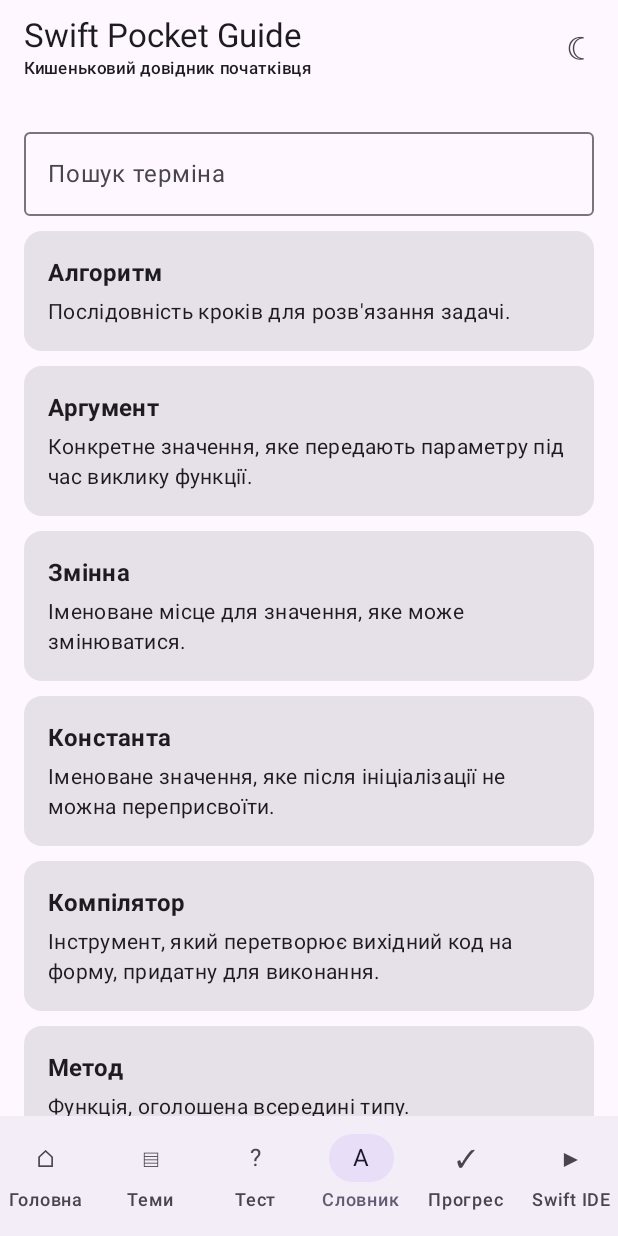
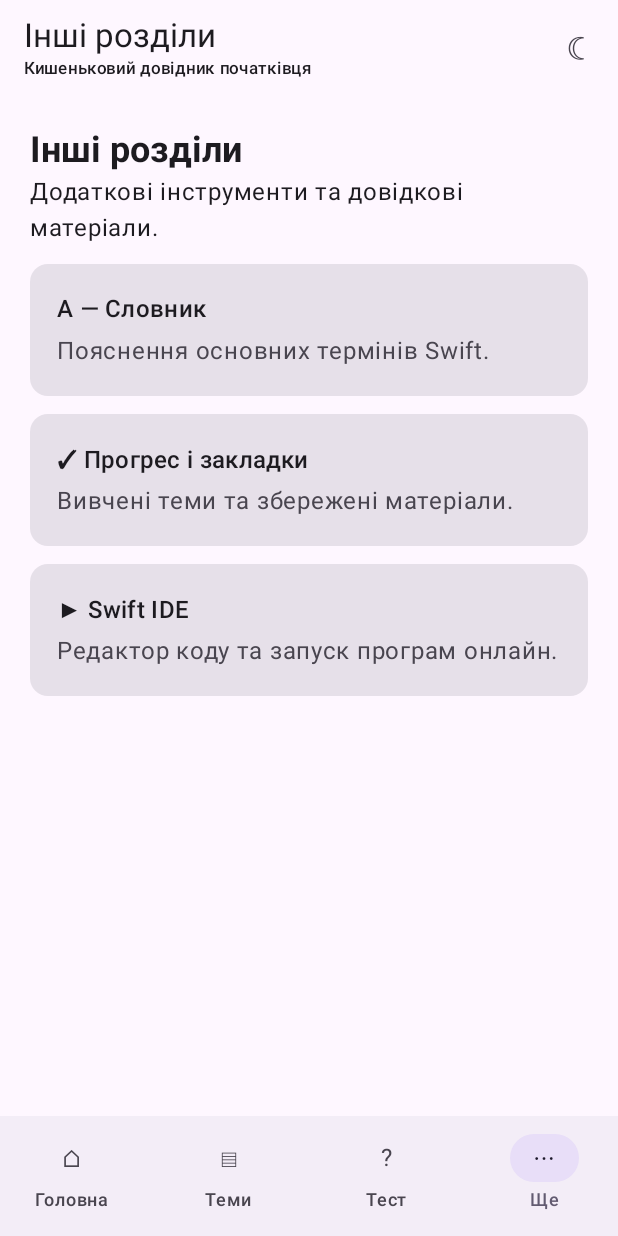
Before and after one commit to juv4uk/swift-learning, an Android app built with Jetpack Compose: the screen it shows after launch (MainActivity), item 4 of the bottom bar chosen, on a phone screen of 412 x 824 dp. Run offline under Robolectric (Android 15) with nearby library versions, the phone set to English and light mode, and no system bars.

Commit message:
fix(android): repair mobile navigation and Swift editor input

```diff
--- a/android-handbook/app/src/main/java/ua/juv4uk/swiftpocketguide/MainActivity.kt
+++ b/android-handbook/app/src/main/java/ua/juv4uk/swiftpocketguide/MainActivity.kt
@@ -22,7 +22,7 @@ import androidx.compose.ui.text.font.FontWeight
 import androidx.compose.ui.unit.dp
 
 private enum class GuideTab(val title: String, val symbol: String) {
-    HOME("Головна", "⌂"), TOPICS("Теми", "▤"), QUIZ("Тест", "?"),
+    HOME("Головна", "⌂"), TOPICS("Теми", "▤"), QUIZ("Тест", "?"), MORE("Ще", "⋯"),
     GLOSSARY("Словник", "А"), PROGRESS("Прогрес", "✓"), PLAYGROUND("Swift IDE", "▶")
 }
 
@@ -42,6 +42,7 @@ private fun SwiftPocketGuideApp() {
     var bookmarks by remember { mutableStateOf(preferences.getStringSet("bookmarks", emptySet())?.toSet() ?: emptySet()) }
     var darkTheme by remember { mutableStateOf(preferences.getBoolean("dark_theme", false)) }
     var selectedTab by remember { mutableStateOf(GuideTab.HOME) }
+    var moreDestination by remember { mutableStateOf<GuideTab?>(null) }
     var selectedTopic by remember { mutableStateOf<HandbookTopic?>(null) }
     var search by remember { mutableStateOf("") }
 
@@ -57,12 +58,16 @@ private fun SwiftPocketGuideApp() {
                 TopAppBar(
                     title = {
                         Column {
-                            Text(selectedTopic?.title ?: "Swift Pocket Guide")
+                            Text(selectedTopic?.title ?: moreDestination?.title ?: if (selectedTab == GuideTab.MORE) "Інші розділи" else "Swift Pocket Guide")
                             if (selectedTopic == null) Text("Кишеньковий довідник початківця", style = MaterialTheme.typography.labelSmall)
                         }
                     },
                     navigationIcon = {
-                        if (selectedTopic != null) TextButton(onClick = { selectedTopic = null }) { Text("← Назад") }
+                        if (selectedTopic != null) {
+                            TextButton(onClick = { selectedTopic = null }) { Text("← Назад") }
+                        } else if (moreDestination != null) {
+                            TextButton(onClick = { moreDestination = null }) { Text("← До розділів") }
+                        }
                     },
                     actions = {
                         IconButton(onClick = {
@@ -75,12 +80,15 @@ private fun SwiftPocketGuideApp() {
             bottomBar = {
                 if (selectedTopic == null) {
                     NavigationBar {
-                        GuideTab.entries.forEach { tab ->
+                        listOf(GuideTab.HOME, GuideTab.TOPICS, GuideTab.QUIZ, GuideTab.MORE).forEach { tab ->
                             NavigationBarItem(
                                 selected = selectedTab == tab,
-                                onClick = { selectedTab = tab },
+                                onClick = {
+                                    selectedTab = tab
+                                    moreDestination = null
+                                },
                                 icon = { Text(tab.symbol) },
-                                label = { Text(tab.title) }
+                                label = { Text(tab.title, maxLines = 1) }
                             )
                         }
                     }
@@ -96,12 +104,18 @@ private fun SwiftPocketGuideApp() {
                         onBookmark = { toggle(bookmarks, topic.id, "bookmarks") { bookmarks = it } }
                     )
                 } else when (selectedTab) {
-                    GuideTab.HOME -> HomeScreen(completed.size, { selectedTab = GuideTab.TOPICS }, { selectedTab = GuideTab.QUIZ }, { selectedTab = GuideTab.PLAYGROUND }) { selectedTopic = it }
+                    GuideTab.HOME -> HomeScreen(completed.size, { selectedTab = GuideTab.TOPICS }, { selectedTab = GuideTab.QUIZ }, { selectedTab = GuideTab.MORE; moreDestination = GuideTab.PLAYGROUND }) { selectedTopic = it }
                     GuideTab.TOPICS -> TopicsScreen(search, { search = it }, completed, bookmarks) { selectedTopic = it }
                     GuideTab.QUIZ -> QuizScreen()
                     GuideTab.PLAYGROUND -> SwiftPlaygroundScreen()
                     GuideTab.GLOSSARY -> GlossaryScreen(search, { search = it })
                     GuideTab.PROGRESS -> ProgressScreen(completed, bookmarks) { selectedTopic = it }
+                    GuideTab.MORE -> when (moreDestination) {
+                        GuideTab.GLOSSARY -> GlossaryScreen(search, { search = it })
+                        GuideTab.PROGRESS -> ProgressScreen(completed, bookmarks) { selectedTopic = it }
+                        GuideTab.PLAYGROUND -> SwiftPlaygroundScreen()
+                        else -> MoreScreen { moreDestination = it }
+                    }
                 }
             }
         }
@@ -145,6 +159,45 @@ private fun StatCard(label: String, value: String, modifier: Modifier = Modifier
         Column(Modifier.padding(16.dp)) {
             Text(value, style = MaterialTheme.typography.headlineMedium, fontWeight = FontWeight.Bold)
             Text(label, style = MaterialTheme.typography.labelLarge, color = MaterialTheme.colorScheme.onSurfaceVariant)
+        }
+    }
+}
+
+
+@Composable
+private fun MoreScreen(onOpen: (GuideTab) -> Unit) {
+    LazyColumn(
+        Modifier.fillMaxSize(),
+        contentPadding = PaddingValues(20.dp),
+        verticalArrangement = Arrangement.spacedBy(12.dp)
+    ) {
+        item {
+            Text("Інші розділи", style = MaterialTheme.typography.headlineSmall, fontWeight = FontWeight.Bold)
+            Text("Додаткові інструменти та довідкові матеріали.")
+        }
+        item {
+            Card(onClick = { onOpen(GuideTab.GLOSSARY) }, modifier = Modifier.fillMaxWidth()) {
+                Column(Modifier.padding(18.dp), verticalArrangement = Arrangement.spacedBy(4.dp)) {
+                    Text("А — Словник", style = MaterialTheme.typography.titleMedium, fontWeight = FontWeight.SemiBold)
+                    Text("Пояснення основних термінів Swift.", color = MaterialTheme.colorScheme.onSurfaceVariant)
+                }
+            }
+        }
+        item {
+            Card(onClick = { onOpen(GuideTab.PROGRESS) }, modifier = Modifier.fillMaxWidth()) {
+                Column(Modifier.padding(18.dp), verticalArrangement = Arrangement.spacedBy(4.dp)) {
+                    Text("✓ Прогрес і закладки", style = MaterialTheme.typography.titleMedium, fontWeight = FontWeight.SemiBold)
+                    Text("Вивчені теми та збережені матеріали.", color = MaterialTheme.colorScheme.onSurfaceVariant)
+                }
+            }
+        }
+        item {
+            Card(onClick = { onOpen(GuideTab.PLAYGROUND) }, modifier = Modifier.fillMaxWidth()) {
+                Column(Modifier.padding(18.dp), verticalArrangement = Arrangement.spacedBy(4.dp)) {
+                    Text("▶ Swift IDE", style = MaterialTheme.typography.titleMedium, fontWeight = FontWeight.SemiBold)
+                    Text("Редактор коду та запуск програм онлайн.", color = MaterialTheme.colorScheme.onSurfaceVariant)
+                }
+            }
         }
     }
 }
```
Also changed, not shown: android-handbook/app/src/main/java/ua/juv4uk/swiftpocketguide/SwiftPlayground.kt (+143 -4 lines).
